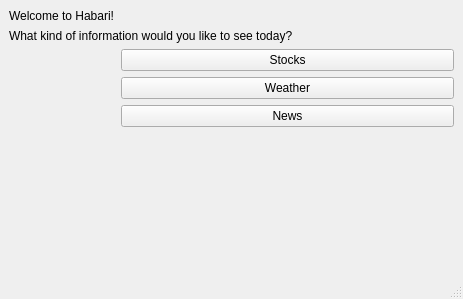
Old version of the form mainwindow.ui in the repository steven938/Raspi-Widget.
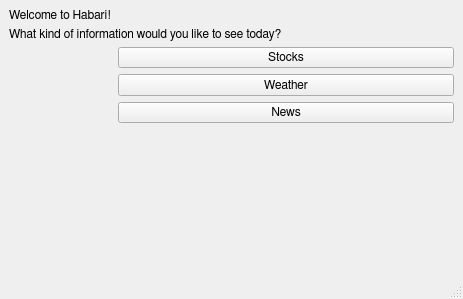
New version of the form.

Commit message: more gui-> trying to get fonts to work on pi

```diff
--- a/mainwindow.ui
+++ b/mainwindow.ui
@@ -23,6 +23,11 @@
    <layout class="QFormLayout" name="formLayout">
     <item row="0" column="0">
      <widget class="QLabel" name="label">
+      <property name="font">
+       <font>
+        <family>FreeSans</family>
+       </font>
+      </property>
       <property name="text">
        <string>Welcome to Habari!</string>
       </property>
@@ -30,6 +35,11 @@
     </item>
     <item row="1" column="0" colspan="2">
      <widget class="QLabel" name="label_2">
+      <property name="font">
+       <font>
+        <family>FreeSans</family>
+       </font>
+      </property>
       <property name="text">
        <string>What kind of information would you like to see today?</string>
       </property>
@@ -43,6 +53,11 @@
         <height>22</height>
        </size>
       </property>
+      <property name="font">
+       <font>
+        <family>FreeSans</family>
+       </font>
+      </property>
       <property name="text">
        <string>Weather</string>
       </property>
@@ -50,6 +65,11 @@
     </item>
     <item row="5" column="1">
      <widget class="QPushButton" name="newsButton">
+      <property name="font">
+       <font>
+        <family>FreeSans</family>
+       </font>
+      </property>
       <property name="text">
        <string>News</string>
       </property>
@@ -63,6 +83,11 @@
         <height>0</height>
        </size>
       </property>
+      <property name="font">
+       <font>
+        <family>FreeSans</family>
+       </font>
+      </property>
       <property name="text">
        <string>Stocks</string>
       </property>
```
The commit also changes 10 other files.
